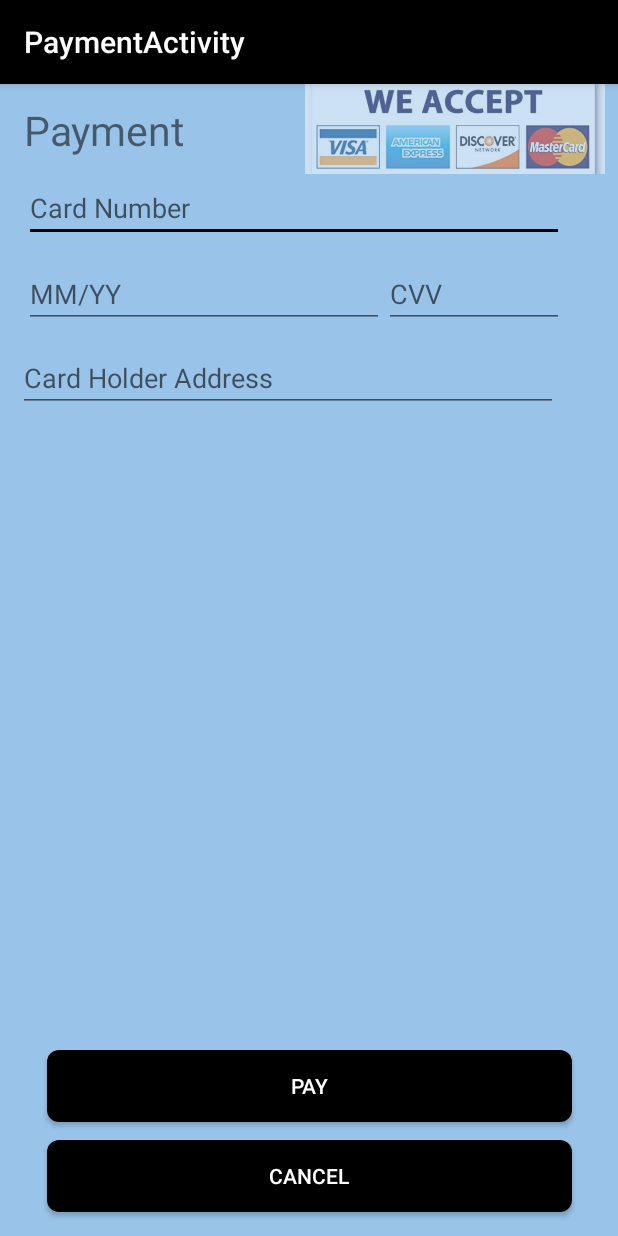
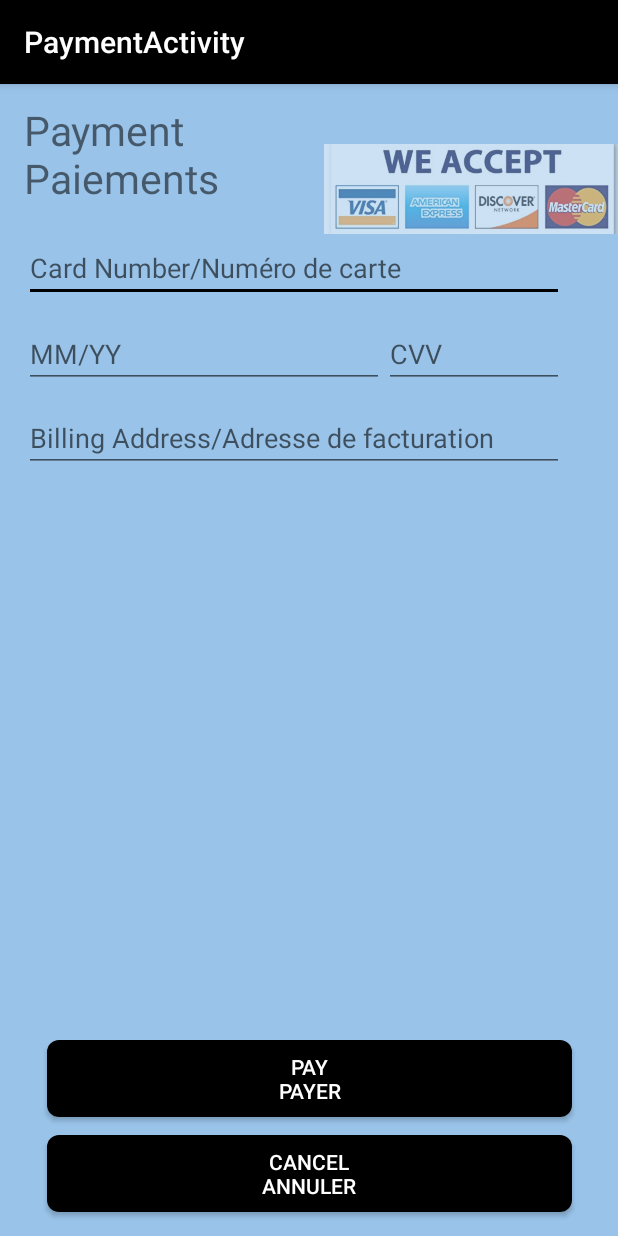
Before and after one commit to lpark9/CozmoCrew, an Android app: the PaymentActivity screen opened directly, with no data from a screen before it, on a phone screen of 412 x 824 dp. Run offline under Robolectric (Android 15) with nearby library versions, the phone set to English and light mode, and no system bars; our stand-ins replace ButterKnife.

Commit message:
Layout Update

```diff
--- a/app/src/main/java/com/example/mamfe/commonappafrica/MainActivity.java
+++ b/app/src/main/java/com/example/mamfe/commonappafrica/MainActivity.java
@@ -231,7 +231,7 @@ public class MainActivity extends AppCompatActivity
         MenuModel academicProfileModel = new MenuModel("Account", true, false);
         MenuModel myAppModel = new MenuModel("Application Profile", true, true);
         MenuModel myCollegesModel = new MenuModel("My Colleges", true, false);
-        MenuModel settingsModel = new MenuModel("Settings", true, false);
+        MenuModel settingsModel = new MenuModel("About Us", true, false);
         MenuModel searchModel = new MenuModel("Search", true, false);
         MenuModel logoutModel = new MenuModel("Logout", true, false);
 
--- a/app/src/main/res/layout/activity_payment.xml
+++ b/app/src/main/res/layout/activity_payment.xml
@@ -31,7 +31,7 @@
         android:id="@+id/imageView"
         android:layout_width="200dp"
         android:layout_height="60dp"
-        android:layout_marginLeft="80dp"
+        android:layout_marginLeft="70dp"
         android:alpha="0.5"
         android:scaleType="centerCrop"
         app:layout_constraintLeft_toRightOf="@+id/Payment"
@@ -45,7 +45,7 @@
         android:layout_height="wrap_content"
         android:layout_marginStart="16dp"
         android:layout_marginTop="12dp"
-        android:text="Payment"
+        android:text="Payment\nPaiements"
         android:textSize="27sp"
         app:layout_constraintStart_toStartOf="parent"
         app:layout_constraintTop_toBottomOf="@+id/appBarLayout2" />
@@ -55,10 +55,10 @@
         android:layout_width="0dp"
         android:layout_height="wrap_content"
         android:layout_marginStart="16dp"
-        android:layout_marginTop="60dp"
+        android:layout_marginTop="100dp"
         android:state_focused="true" android:color="@android:color/transparent"
         android:width="360sp"
-        android:hint="Card Number"
+        android:hint="Card Number/Numéro de carte"
         android:maxLength="19"
         app:layout_constraintStart_toStartOf="parent"
         app:layout_constraintTop_toBottomOf="@+id/appBarLayout2" />
@@ -93,11 +93,11 @@
         android:id="@+id/address"
         android:layout_width="0dp"
         android:layout_height="44dp"
-        android:layout_marginStart="12dp"
+        android:layout_marginStart="16dp"
         android:layout_marginTop="12dp"
         android:state_focused="true" android:color="@android:color/transparent"
         android:width="360sp"
-        android:hint="Card Holder Address"
+        android:hint="Billing Address/Adresse de facturation"
         app:layout_constraintStart_toStartOf="parent"
         app:layout_constraintTop_toBottomOf="@+id/ExpirationDate" />
 
@@ -108,7 +108,7 @@
         android:layout_marginBottom="12dp"
         android:width="350dp"
         android:background="@drawable/login_button"
-        android:text="Pay"
+        android:text="Pay\nPayer"
         android:textColor="@android:color/white"
         app:layout_constraintBottom_toTopOf="@+id/Cancel"
         app:layout_constraintEnd_toEndOf="parent"
@@ -121,7 +121,7 @@
         android:layout_marginBottom="16dp"
         android:width="350dp"
         android:background="@drawable/login_button"
-        android:text="Cancel"
+        android:text="Cancel\nAnnuler"
         android:textColor="@android:color/white"
         app:layout_constraintBottom_toBottomOf="parent"
         app:layout_constraintEnd_toEndOf="parent"
--- a/app/src/main/res/layout/activity_settings.xml
+++ b/app/src/main/res/layout/activity_settings.xml
@@ -2,6 +2,7 @@
 <ScrollView xmlns:android="http://schemas.android.com/apk/res/android"
     android:layout_width="fill_parent"
     android:layout_height="fill_parent" >
+
 
 
     <TextView
--- a/app/src/main/res/layout/fragment_search.xml
+++ b/app/src/main/res/layout/fragment_search.xml
@@ -26,7 +26,7 @@
         android:background="@drawable/textbox_border"
         android:backgroundTint="@android:color/white"
         android:ems="10"
-        android:hint="Search(Rechercher)"
+        android:hint="Search/Rechercher"
         android:inputType="textPersonName"
         android:paddingLeft="12dp"
         app:layout_constraintEnd_toEndOf="parent"
```
Also changed, not shown: app/src/main/res/layout/fragment_apply.xml (+5 -5 lines).
